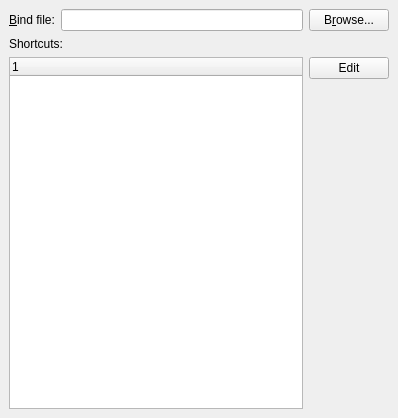
Qt form src/frontends/qt4/ui/PrefShortcutsUi.ui (cburschka/lyx) before a commit.
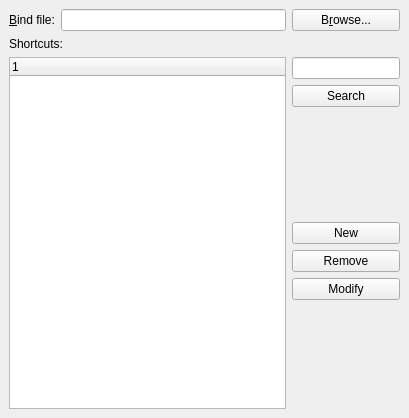
The same form after that commit.

Commit message: PrefShortcuts: fix a typo, add some more buttons

What changed in the file:
```diff
--- a/src/frontends/qt4/ui/PrefShortcutsUi.ui
+++ b/src/frontends/qt4/ui/PrefShortcutsUi.ui
@@ -5,7 +5,7 @@
    <rect>
     <x>0</x>
     <y>0</y>
-    <width>398</width>
+    <width>409</width>
     <height>418</height>
    </rect>
   </property>
@@ -27,39 +27,91 @@
    <property name="spacing" >
     <number>6</number>
    </property>
-   <item row="3" column="2" >
-    <spacer>
-     <property name="orientation" >
-      <enum>Qt::Vertical</enum>
-     </property>
-     <property name="sizeType" >
-      <enum>QSizePolicy::Expanding</enum>
-     </property>
-     <property name="sizeHint" >
-      <size>
-       <width>20</width>
-       <height>20</height>
-      </size>
-     </property>
-    </spacer>
-   </item>
-   <item row="2" column="2" >
-    <widget class="QPushButton" name="editPB" >
-     <property name="text" >
-      <string>Edit</string>
-     </property>
-    </widget>
-   </item>
-   <item row="1" column="0" colspan="2" >
-    <widget class="QLabel" name="shortcutsLBL" >
-     <property name="text" >
-      <string>Shortcuts:</string>
-     </property>
-    </widget>
-   </item>
    <item row="0" column="1" >
     <widget class="QLineEdit" name="bindFileED" />
    </item>
+   <item rowspan="7" row="2" column="0" colspan="2" >
+    <widget class="QTreeWidget" name="shortcutsTW" />
+   </item>
+   <item row="8" column="2" >
+    <spacer>
+     <property name="orientation" >
+      <enum>Qt::Vertical</enum>
+     </property>
+     <property name="sizeType" >
+      <enum>QSizePolicy::Expanding</enum>
+     </property>
+     <property name="sizeHint" >
+      <size>
+       <width>51</width>
+       <height>83</height>
+      </size>
+     </property>
+    </spacer>
+   </item>
+   <item row="7" column="2" >
+    <widget class="QPushButton" name="modifyPB" >
+     <property name="text" >
+      <string>Modify</string>
+     </property>
+    </widget>
+   </item>
+   <item row="6" column="2" >
+    <widget class="QPushButton" name="removePB" >
+     <property name="text" >
+      <string>Remove</string>
+     </property>
+    </widget>
+   </item>
+   <item row="5" column="2" >
+    <widget class="QPushButton" name="editNew" >
+     <property name="text" >
+      <string>New</string>
+     </property>
+    </widget>
+   </item>
+   <item row="4" column="2" >
+    <spacer>
+     <property name="orientation" >
+      <enum>Qt::Vertical</enum>
+     </property>
+     <property name="sizeType" >
+      <enum>QSizePolicy::Expanding</enum>
+     </property>
+     <property name="sizeHint" >
+      <size>
+       <width>21</width>
+       <height>83</height>
+      </size>
+     </property>
+    </spacer>
+   </item>
+   <item row="3" column="2" >
+    <widget class="QPushButton" name="editSearch" >
+     <property name="text" >
+      <string>Search</string>
+     </property>
+    </widget>
+   </item>
+   <item row="2" column="2" >
+    <widget class="QLineEdit" name="lineEdit" >
+     <property name="sizePolicy" >
+      <sizepolicy>
+       <hsizetype>1</hsizetype>
+       <vsizetype>0</vsizetype>
+       <horstretch>0</horstretch>
+       <verstretch>0</verstretch>
+      </sizepolicy>
+     </property>
+    </widget>
+   </item>
+   <item row="0" column="2" >
+    <widget class="QPushButton" name="bindFilePB" >
+     <property name="text" >
+      <string>B&amp;rowse...</string>
+     </property>
+    </widget>
+   </item>
    <item row="0" column="0" >
     <widget class="QLabel" name="bindFileLA" >
      <property name="text" >
@@ -70,16 +122,13 @@
      </property>
     </widget>
    </item>
-   <item row="0" column="2" >
-    <widget class="QPushButton" name="bindFilePB" >
+   <item row="1" column="0" colspan="2" >
+    <widget class="QLabel" name="shortcutsLBL" >
      <property name="text" >
-      <string>B&amp;rowse...</string>
+      <string>Shortcuts:</string>
      </property>
     </widget>
    </item>
-   <item rowspan="2" row="2" column="0" colspan="2" >
-    <widget class="QTreeWidget" name="shortcutsTW" />
-   </item>
   </layout>
  </widget>
  <tabstops>
```
The commit also changes 1 other file.
